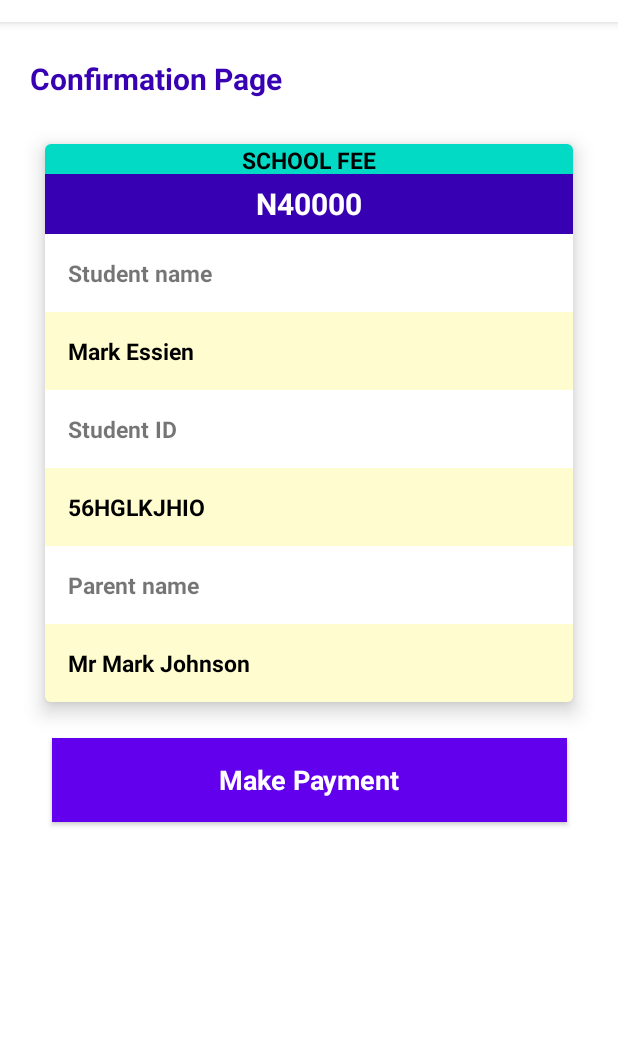
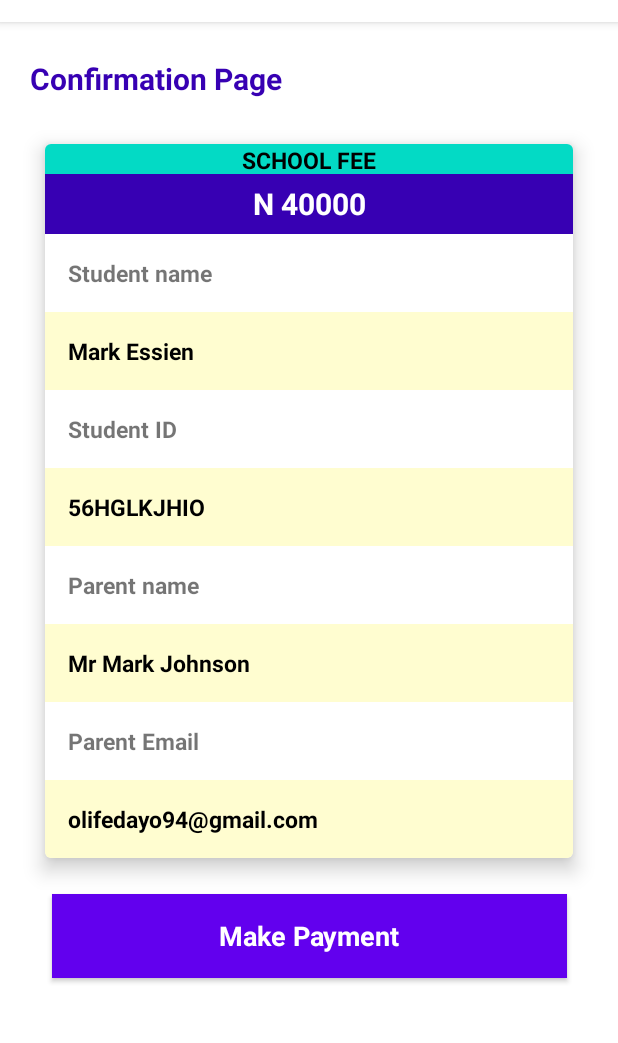
Before and after one commit to lovisgod/EduPay, an Android app: the ConfirmationFragment screen opened through its navigation route, in the side drawer, after a tap on "Edit Profile", on a phone screen of 412 x 824 dp, the part 62-1105 px from its top. Run offline under Robolectric (Android 15) with nearby library versions, the phone set to English and light mode, and no system bars; our stand-ins replace data binding, navigation-ui; libraries missing offline, so code that uses them is left out: com.flutterwave.raveandroid, com.pixplicity.easyprefs; plain views replace SpinKitView; 4 statements that could not run were skipped.

Commit message:
FT/make payment with rave

```diff
--- a/app/build.gradle
+++ b/app/build.gradle
@@ -98,4 +98,7 @@ dependencies {
     implementation 'com.auth0.android:jwtdecode:1.4.0'
     implementation 'com.google.android.gms:play-services-maps:17.0.0'
     implementation 'com.github.AravindVijay7:GeoLocator-Android:1.0.2'
+
+    // flutter wave rave library
+    implementation 'com.github.Flutterwave:rave-android:1.0.49.1'
 }
--- a/app/src/main/AndroidManifest.xml
+++ b/app/src/main/AndroidManifest.xml
@@ -1,6 +1,8 @@
 <?xml version="1.0" encoding="utf-8"?>
 <manifest xmlns:android="http://schemas.android.com/apk/res/android"
     package="com.edupay.edupay">
+
+    <uses-permission android:name="android.permission.INTERNET" />
 
     <application
         android:name=".MainApplication"
@@ -10,7 +12,9 @@
         android:roundIcon="@mipmap/ic_launcher_round"
         android:supportsRtl="true"
         android:theme="@style/AppTheme">
-        <activity android:name=".ui.Activity.LandingActivity"></activity>
+        <activity android:name=".ui.Activity.LandingActivity">
+
+        </activity>
         <activity android:name=".ui.Activity.AuthActivity" />
         <activity android:name=".ui.Activity.MainActivity">
             <intent-filter>
--- a/app/src/main/java/com/edupay/edupay/ui/Fragments/ConfirmationFragment.kt
+++ b/app/src/main/java/com/edupay/edupay/ui/Fragments/ConfirmationFragment.kt
@@ -44,9 +44,16 @@ class ConfirmationFragment : Fragment() {
         binding.viewmodel = viewModel
 
         binding.submitBtn.setOnClickListener {
-            Snackbar.make(binding.pageTitle, "This will go the payment gateway page", Snackbar.LENGTH_LONG)
-                .setBackgroundTint(this.requireContext().getColor(R.color.colorAccent))
-                .show()
+//            Snackbar.make(binding.pageTitle, "This will go the payment gateway page", Snackbar.LENGTH_LONG)
+//                .setBackgroundTint(this.requireContext().getColor(R.color.colorAccent))
+//                .show()
+            val bundle = Bundle()
+            bundle.putDouble("amount", binding.feeAmount.text.toString().split(" ").get(1).toDouble())
+            bundle.putString("fname", binding.studentName.text.toString().split(" ").get(0))
+            bundle.putString("lname", binding.studentName.text.toString().split(" ").get(1))
+            bundle.putString("desc", binding.feeTitle.text.toString())
+            bundle.putString("parent_email", binding.parentEmail.text.toString())
+            navController.navigate(R.id.action_confirmationFragment_to_paymentFragment, bundle)
         }
         return binding.root
     }
--- /dev/null
+++ b/app/src/main/java/com/edupay/edupay/ui/Fragments/PaymentFragment.kt
@@ -0,0 +1,94 @@
+package com.edupay.edupay.ui.Fragments
+
+import android.R.attr
+import android.content.Intent
+import android.os.Build
+import android.os.Bundle
+import android.os.Handler
+import android.view.LayoutInflater
+import android.view.View
+import android.view.ViewGroup
+import android.widget.FrameLayout
+import android.widget.TextView
+import android.widget.Toast
+import androidx.annotation.RequiresApi
+import androidx.constraintlayout.widget.ConstraintLayout
+import androidx.fragment.app.Fragment
+import androidx.navigation.Navigation
+import com.edupay.edupay.R
+import com.flutterwave.raveandroid.RaveConstants
+import com.flutterwave.raveandroid.RavePayActivity
+import com.flutterwave.raveandroid.RavePayManager
+import com.google.android.material.snackbar.Snackbar
+
+
+/**
+ * A simple [Fragment] subclass.
+ */
+class PaymentFragment : Fragment() {
+    private lateinit var f_name: String
+    private lateinit var l_name: String
+    private lateinit var parent_email: String
+    private lateinit var desc: String
+    override fun onCreateView(
+        inflater: LayoutInflater, container: ViewGroup?,
+        savedInstanceState: Bundle?
+    ): View? {
+        var bundle = arguments
+        var amount = 0.0
+        bundle.let {
+            amount = it!!.getDouble("amount", 0.0)
+            f_name = it.getString("fname", "")
+            l_name = it.getString("lname", "")
+            parent_email = it.getString("parent_email", "")
+            desc = it!!.getString("desc", "")
+        }
+        return FrameLayout(this.requireContext()).apply {
+            pay(amount)
+        }
+    }
+
+    fun pay (amount: Double) {
+        RavePayManager(this).setAmount(amount)
+            .setCountry("NG")
+            .setCurrency("NGN")
+            .setfName(f_name)
+            .setlName(l_name)
+            .setEmail(parent_email)
+            .setTxRef(desc)
+            .setNarration(desc)
+            .acceptAccountPayments(true)
+            .acceptCardPayments(true)
+            .setPublicKey(this.requireContext().getString(R.string.rave_public_key))
+            .setEncryptionKey(this.requireContext().getString(R.string.rave_encryption_key))
+            .initialize()
+    }
+
+
+    @RequiresApi(Build.VERSION_CODES.M)
+    override fun onActivityResult(requestCode: Int, resultCode: Int, data: Intent?) {
+        if (requestCode == RaveConstants.RAVE_REQUEST_CODE && data != null) {
+            println(data.dataString)
+            val message: String = data.getStringExtra("response")!!
+            if (resultCode == RavePayActivity.RESULT_SUCCESS) {
+                Snackbar.make(this.requireView(), "Payment successful", Snackbar.LENGTH_LONG)
+                .setBackgroundTint(this.requireContext().getColor(R.color.colorAccent))
+                .show()
+
+                var r = Runnable {
+                    Navigation.findNavController(this.requireActivity(), R.id.app_nav_host_fragment)
+                        .navigate(R.id.action_paymentFragment_to_landingFragment)
+                }
+                Handler().postDelayed(r, 1000)
+
+            } else if (resultCode == RavePayActivity.RESULT_ERROR) {
+                Toast.makeText(this.requireContext(), "ERROR $message", Toast.LENGTH_SHORT).show()
+            } else if (resultCode == RavePayActivity.RESULT_CANCELLED) {
+                Toast.makeText(this.requireContext(), "CANCELLED $message", Toast.LENGTH_SHORT).show()
+            }
+        } else {
+            super.onActivityResult(requestCode, resultCode, data)
+        }
+
+    }
+}
--- a/app/src/main/res/layout/fragment_confirmation.xml
+++ b/app/src/main/res/layout/fragment_confirmation.xml
@@ -59,7 +59,7 @@
                     android:layout_width="match_parent"
                     android:layout_height="40dp"
                     android:gravity="center"
-                    android:text="N40000"
+                    android:text="N 40000"
                     android:background="@color/colorPrimaryDark"
                     android:textColor="@color/colorWhite"
                     android:textSize="20sp"
@@ -137,6 +137,29 @@
                     android:padding="15dp"
                     android:textStyle="bold">
                 </com.google.android.material.textview.MaterialTextView>
+                <com.google.android.material.textview.MaterialTextView
+                    android:id="@+id/parent_email_layout"
+                    android:layout_width="match_parent"
+                    android:layout_height="wrap_content"
+                    android:gravity="left"
+                    android:text="Parent Email"
+                    android:background="@color/colorWhite"
+                    android:textSize="15sp"
+                    android:padding="15dp"
+                    android:textStyle="bold">
+                </com.google.android.material.textview.MaterialTextView>
+                <com.google.android.material.textview.MaterialTextView
+                    android:id="@+id/parent_email"
+                    android:layout_width="match_parent"
+                    android:layout_height="wrap_content"
+                    android:gravity="left"
+                    android:text="olifedayo94@gmail.com"
+                    android:textColor="#000000"
+                    android:background="@color/colorMilk"
+                    android:textSize="15sp"
+                    android:padding="15dp"
+                    android:textStyle="bold">
+                </com.google.android.material.textview.MaterialTextView>
 
             </LinearLayout>
         </com.google.android.material.card.MaterialCardView>
--- a/app/src/main/res/navigation/app_nav_graph.xml
+++ b/app/src/main/res/navigation/app_nav_graph.xml
@@ -25,5 +25,19 @@
     <fragment
         android:id="@+id/confirmationFragment"
         android:name="com.edupay.edupay.ui.Fragments.ConfirmationFragment"
-        android:label="ConfirmationFragment" />
+        android:label="ConfirmationFragment" >
+        <action
+            android:id="@+id/action_confirmationFragment_to_paymentFragment"
+            app:destination="@id/paymentFragment"
+            app:popUpTo="@id/confirmationFragment" />
+    </fragment>
+    <fragment
+        android:id="@+id/paymentFragment"
+        android:name="com.edupay.edupay.ui.Fragments.PaymentFragment"
+        android:label="PaymentFragment" >
+        <action
+            android:id="@+id/action_paymentFragment_to_landingFragment"
+            app:destination="@id/landingFragment"
+            app:popUpTo="@id/landingFragment" />
+    </fragment>
 </navigation>
--- a/app/src/main/res/values/strings.xml
+++ b/app/src/main/res/values/strings.xml
@@ -21,4 +21,6 @@
     <string name="nav_header_subtitle">example@host.com</string>
     <string name="make_payment">Make Payment</string>
     <string name="confirmation_page">Confirmation Page</string>
+    <string name="rave_encryption_key">FLWSECK_TEST17720760331c</string>
+    <string name="rave_public_key">FLWPUBK_TEST-cc5cd42f6cd21196275f0021533d0ac9-X</string>
 </resources>
```
